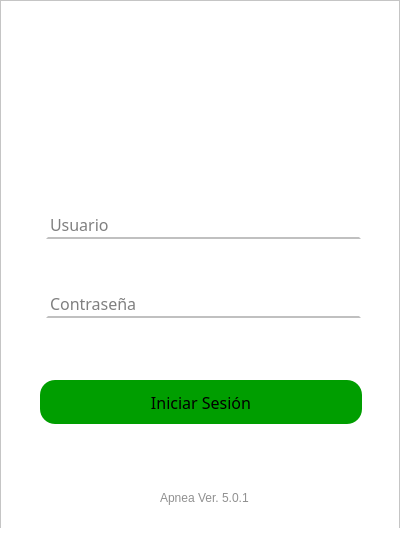
Old version of the form ui/loginWindow.ui in the repository lasaid-udg/iOSA.
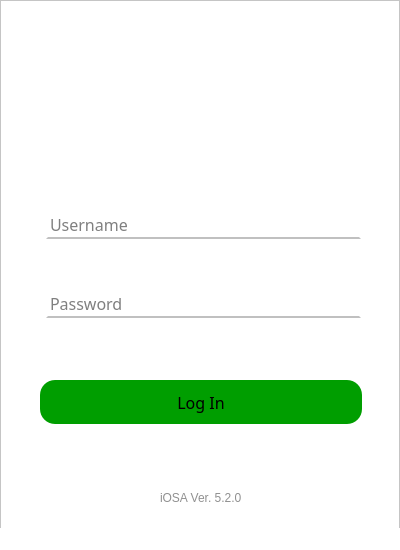
New version of the form. Icons and pictures are not drawn.

The edit to the form file:
```diff
--- a/ui/loginWindow.ui
+++ b/ui/loginWindow.ui
@@ -119,7 +119,7 @@
 font-size: 12px;</string>
      </property>
      <property name="text">
-      <string>Apnea Ver. 5.0.1</string>
+      <string>iOSA Ver. 5.2.0</string>
      </property>
     </widget>
     <widget class="QPushButton" name="loginButton">
@@ -147,7 +147,7 @@
       <string notr="true"/>
      </property>
      <property name="text">
-      <string>Iniciar Sesión</string>
+      <string>Log In</string>
      </property>
     </widget>
     <widget class="QWidget" name="formLayoutWidget">
@@ -178,7 +178,7 @@
          <string/>
         </property>
         <property name="placeholderText">
-         <string>Usuario</string>
+         <string>Username</string>
         </property>
        </widget>
       </item>
@@ -225,7 +225,7 @@
          <set>Qt::AlignLeading|Qt::AlignLeft|Qt::AlignVCenter</set>
         </property>
         <property name="placeholderText">
-         <string>Contraseña</string>
+         <string>Password</string>
         </property>
        </widget>
       </item>
```
Left out of the diff: 2 changed lines with no effect on the pictures.
